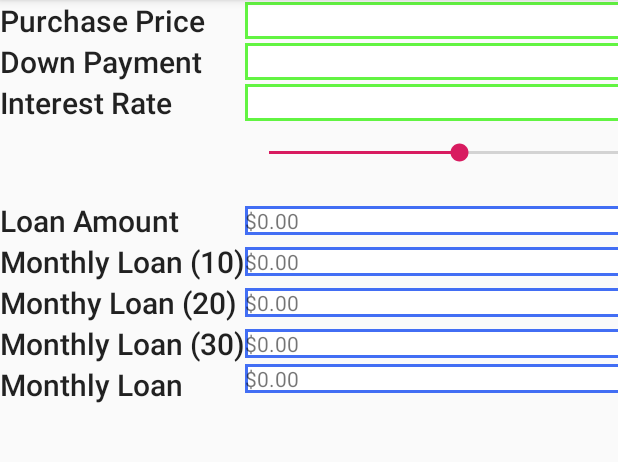
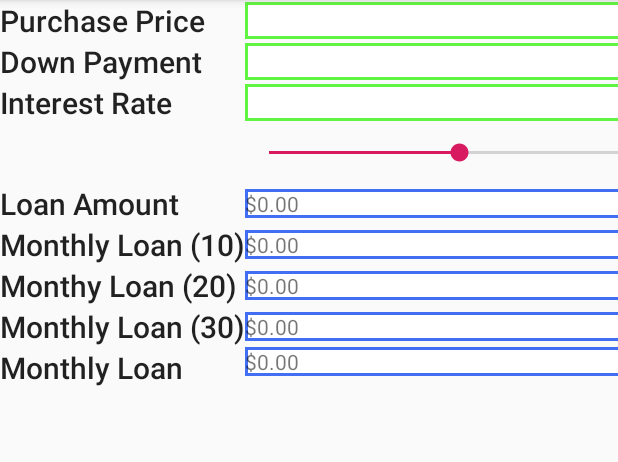
Before and after one commit to HieuNgo/LSHN_Morgage_Calculator_App, an Android app: the screen it shows after launch (MainActivity), on a phone screen of 412 x 824 dp, the part 84-546 px from its top. Run offline under Robolectric (Android 15) with nearby library versions, the phone set to English and light mode, and no system bars.

Commit message:
fixed loanDurationTextView

```diff
--- a/app/src/main/res/layout/activity_main.xml
+++ b/app/src/main/res/layout/activity_main.xml
@@ -43,8 +43,6 @@
         android:layout_row="3"
         android:layout_column="0"
         android:layout_gravity="left"
-        android:ems="5"
-        android:padding="@dimen/textViewPadding"
         android:textAppearance="@style/TextAppearance.AppCompat.Title" />
 
     <TextView
@@ -188,21 +186,21 @@
         android:id="@+id/purchasePriceTextView"
         android:layout_width="match_parent"
         android:layout_height="wrap_content"
-        android:layout_row="0"
+        android:layout_row="9"
         android:layout_column="1" />
 
     <TextView
         android:id="@+id/downPaymentTextView"
         android:layout_width="match_parent"
         android:layout_height="wrap_content"
-        android:layout_row="1"
+        android:layout_row="10"
         android:layout_column="1" />
 
     <TextView
         android:id="@+id/interestRateTextView"
         android:layout_width="match_parent"
         android:layout_height="wrap_content"
-        android:layout_row="2"
+        android:layout_row="11"
         android:layout_column="1" />
 
 </GridLayout>
```
Also changed, not shown: app/src/main/java/com/hn/lshn_morgage_calculator_app/MainActivity.java (+12 -7 lines).
